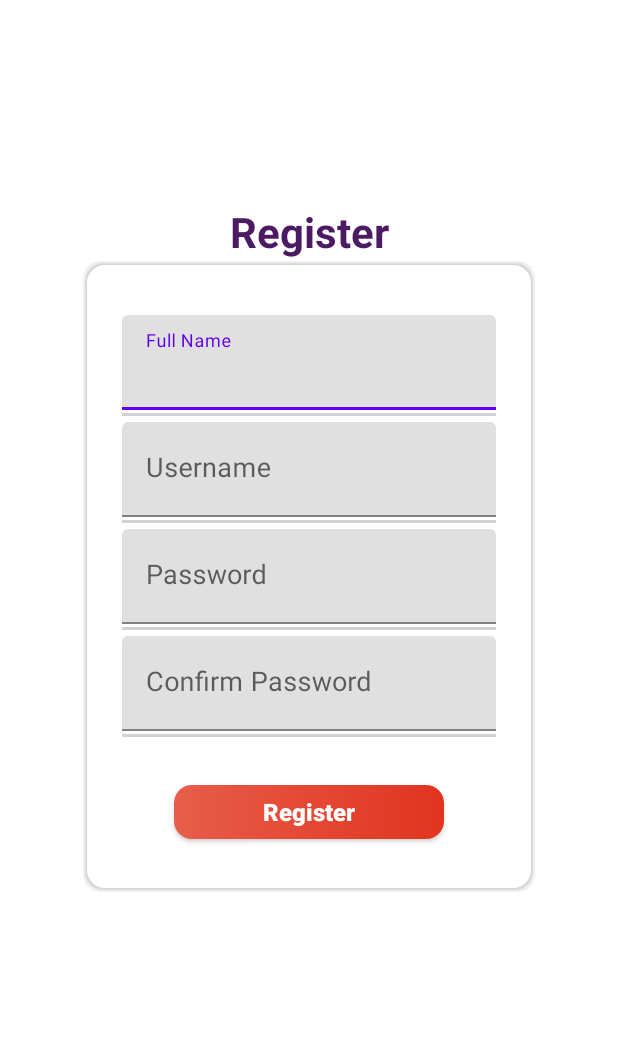
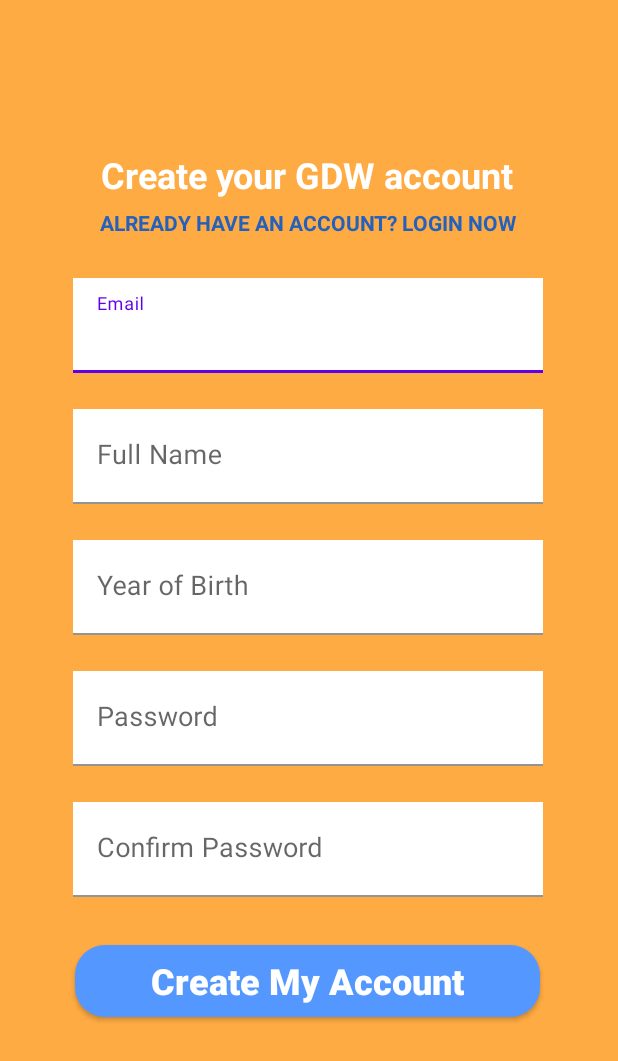
Before and after one commit to nghiaplt1611/PRM391_assignment, an Android app: the RegisterActivity screen opened directly, with no data from a screen before it, on a phone screen of 412 x 824 dp. Shown: the top 1061 px of the screen. Run offline under Robolectric (Android 15) with nearby library versions, the phone set to English and light mode, and no system bars; Roboto replaces fonts that are not available here.

Commit message:
Revert "Revert "Merge branch 'master' into Toai""
This reverts commit e6436df3f700aa90eba35ae1be6abbcb21d6c009.

```diff
--- a/app/src/main/AndroidManifest.xml
+++ b/app/src/main/AndroidManifest.xml
@@ -29,11 +29,11 @@
 
                 <category android:name="android.intent.category.LAUNCHER" />
             </intent-filter>
+
         </activity>
         <activity
             android:name=".controller.LoginActivity"
             android:screenOrientation="portrait" />
-
         <meta-data
             android:name="preloaded_fonts"
             android:resource="@array/preloaded_fonts" />
--- a/app/src/main/java/com/example/gtw_101/controller/LoginActivity.java
+++ b/app/src/main/java/com/example/gtw_101/controller/LoginActivity.java
@@ -30,7 +30,7 @@ public class LoginActivity extends AppCompatActivity {
     }
 
     public void onButtonLoginClick(View view) {
-        EditText txtUsername = (EditText) findViewById(R.id.txt_username_login);
+        EditText txtUsername = (EditText) findViewById(R.id.txt_email_login);
         EditText txtPassword = (EditText) findViewById(R.id.txt_password_login);
 
         String username = txtUsername.getText().toString();
@@ -85,7 +85,7 @@ public class LoginActivity extends AppCompatActivity {
     @Override
     protected void onResume() {
         super.onResume();
-        EditText txtUsername = (EditText) findViewById(R.id.txt_username_login);
+        EditText txtUsername = (EditText) findViewById(R.id.txt_email_login);
         EditText txtPassword = (EditText) findViewById(R.id.txt_password_login);
         txtPassword.setText("");
         txtUsername.setText("");
--- a/app/src/main/res/drawable-v24/rectloginlogup.xml
+++ b/app/src/main/res/drawable-v24/rectloginlogup.xml
@@ -3,10 +3,9 @@
     <!-- Background -->
     <item>
         <shape android:shape="rectangle">
-            <corners android:radius="12dp" />
-            <gradient android:angle="0"
-                android:endColor="#E1341E" android:startColor="#E75D4B" />
-            <size android:width="180dp" android:height="24dp" />
+            <corners android:radius="@dimen/textsize_20" />
+            <solid android:color="@color/first_button_color"/>
+            <size android:width="180dp" android:height="30dp" />
         </shape>
     </item>
 </selector>
--- a/app/src/main/res/layout/activity_register.xml
+++ b/app/src/main/res/layout/activity_register.xml
@@ -6,6 +6,7 @@
     android:layout_height="match_parent"
     android:clipToPadding="false"
     tools:context=".controller.RegisterActivity"
+    android:background="@color/ingame_background_color"
     tools:ignore="HardcodedText">
 
 
@@ -13,175 +14,162 @@
 
     <!-- Layout to wrap all the fill -->
 
-    <!-- Back button is used to back to the log in screen -->
-
-    <androidx.appcompat.widget.AppCompatTextView
-        android:id="@+id/id_SignIn_TextView"
-        android:layout_width="189dp"
-        android:layout_height="wrap_content"
-        android:layout_alignParentStart="true"
-        android:layout_alignParentLeft="true"
-        android:layout_alignParentTop="true"
-        android:layout_alignParentEnd="true"
-        android:layout_alignParentRight="true"
-        android:gravity="center"
-        android:text="@string/log_up"
-        android:textColor="@color/loguptextcolor"
-        android:textSize="@dimen/textsize_28"
-        android:textStyle="bold"
-        app:layout_constraintEnd_toStartOf="@+id/id_Register_Guideline_2"
-        app:layout_constraintStart_toStartOf="@+id/id_Register_Guideline_1"
-        app:layout_constraintTop_toTopOf="@+id/id_Register_Guideline_3"
-        app:layout_constraintVertical_bias="0.0"/>
 
     <LinearLayout
-        android:layout_width="wrap_content"
-        android:layout_height="422dp"
+        android:layout_width="@dimen/dimen_360"
+        android:layout_height="@dimen/dimen_650"
         android:layout_alignParentBottom="true"
         android:layout_gravity="center"
-        android:background="@drawable/rect"
         android:orientation="vertical"
         app:layout_constraintBottom_toTopOf="@+id/id_Register_Guideline_4"
         app:layout_constraintEnd_toStartOf="@+id/id_Register_Guideline_2"
+        app:layout_constraintHorizontal_bias="0.481"
         app:layout_constraintStart_toStartOf="@+id/id_Register_Guideline_1"
-        app:layout_constraintTop_toBottomOf="@+id/id_SignIn_TextView"
-        app:layout_constraintVertical_bias="0.0">
+        app:layout_constraintTop_toBottomOf="@+id/id_Register_Guideline_3"
+        app:layout_constraintVertical_bias="0.391">
+
+        <androidx.appcompat.widget.AppCompatTextView
+            android:id="@+id/id_SignIn_TextView"
+            android:layout_width="wrap_content"
+            android:layout_height="wrap_content"
+            android:layout_gravity="center"
+            android:layout_marginTop="@dimen/marign_33"
+            android:gravity="center"
+            android:text="@string/register_register"
+            android:textColor="@color/white"
+            android:textSize="@dimen/textsize_24"
+            android:textStyle="bold" />
+
+        <!-- Field is used to direct to activity_log_in layout when click on it -->
+        <androidx.appcompat.widget.AppCompatTextView
+            android:id="@+id/lbl_login_now"
+            android:layout_width="wrap_content"
+            android:layout_height="wrap_content"
+            android:layout_gravity="center"
+            android:layout_marginTop="@dimen/marign_6"
+            android:text="@string/login_register"
+            android:textColor="@color/clickable_text"
+            android:textSize="@dimen/textsize_14"
+            android:textStyle="bold" />
+
+        <!-- Field to fill in user's email -->
+        <com.google.android.material.textfield.TextInputLayout
+            android:layout_width="match_parent"
+            android:layout_height="63dp"
+            android:layout_marginLeft="@dimen/marign_23"
+            android:layout_marginTop="@dimen/marign_27"
+            android:layout_marginRight="@dimen/marign_23">
+            <!-- Fill in here -->
+            <androidx.appcompat.widget.AppCompatEditText
+                android:id="@+id/txt_email_register"
+                android:layout_width="match_parent"
+                android:layout_height="match_parent"
+                android:background="@color/white"
+                android:hint="@string/email"
+                android:inputType="text"
+                android:maxLength="8"
+                android:maxLines="1"
+                android:textColor="@color/black"
+                android:textSize="@dimen/textsize_18" />
+
+        </com.google.android.material.textfield.TextInputLayout>
 
         <!-- Field to fill in user's fullname -->
         <com.google.android.material.textfield.TextInputLayout
             android:layout_width="match_parent"
             android:layout_height="63dp"
             android:layout_marginLeft="@dimen/marign_23"
-            android:layout_marginTop="@dimen/marign_33"
-            android:layout_marginRight="@dimen/marign_23"
-            android:background="@null">
+            android:layout_marginTop="@dimen/marign_24"
+            android:layout_marginRight="@dimen/marign_23">
             <!-- Fill in here -->
             <androidx.appcompat.widget.AppCompatEditText
-                android:id="@+id/txt_full_name"
+                android:id="@+id/txt_fullname_register"
                 android:layout_width="match_parent"
                 android:layout_height="match_parent"
-                android:background="@null"
+                android:background="@color/white"
+                android:hint="@string/full_name"
+                android:inputType="text"
                 android:maxLines="1"
-                android:inputType="text"
-                android:hint="@string/full_name"
-                android:textColor="@color/primarytext"
-                android:textSize="@dimen/textsize_18"
-                android:maxLength="8"
-                />
+                android:textColor="@color/black"
+                android:textSize="@dimen/textsize_18" />
 
         </com.google.android.material.textfield.TextInputLayout>
 
-        <View
-            android:id="@+id/id_view_1"
-            android:layout_width="match_parent"
-            android:layout_height="2dp"
-            android:layout_marginLeft="@dimen/marign_23"
-            android:layout_marginTop="@dimen/marign_2"
-            android:layout_marginRight="@dimen/marign_23"
-            android:background="@color/linecolor" />
-        <!-- Field to fill in user's username -->
+        <!-- Field to fill in user's year of birth -->
         <com.google.android.material.textfield.TextInputLayout
             android:layout_width="match_parent"
             android:layout_height="63dp"
             android:layout_marginLeft="@dimen/marign_23"
-            android:layout_marginTop="@dimen/marign_4"
-            android:layout_marginRight="@dimen/marign_23"
-            android:background="@null">
+            android:layout_marginTop="@dimen/marign_24"
+            android:layout_marginRight="@dimen/marign_23">
             <!-- Fill in here -->
             <androidx.appcompat.widget.AppCompatEditText
-                android:id="@+id/txt_username"
+                android:id="@+id/txt_yearofbirth_register"
                 android:layout_width="match_parent"
                 android:layout_height="match_parent"
-                android:background="@null"
+                android:background="@color/white"
+                android:hint="@string/yob"
+                android:inputType="text"
                 android:maxLines="1"
-                android:inputType="text"
-                android:hint="@string/username"
-                android:textColor="@color/primarytext"
+                android:textColor="@color/black"
                 android:textSize="@dimen/textsize_18" />
 
         </com.google.android.material.textfield.TextInputLayout>
-
-        <View
-            android:id="@+id/id_view_2"
-            android:layout_width="match_parent"
-            android:layout_height="2dp"
-            android:layout_marginLeft="@dimen/marign_23"
-            android:layout_marginTop="@dimen/marign_2"
-            android:layout_marginRight="@dimen/marign_23"
-            android:background="@color/linecolor" />
 
         <!-- Field to fill in user's password -->
         <com.google.android.material.textfield.TextInputLayout
             android:layout_width="match_parent"
             android:layout_height="63dp"
             android:layout_marginLeft="@dimen/marign_23"
-            android:layout_marginTop="@dimen/marign_4"
-            android:layout_marginRight="@dimen/marign_23"
-            android:background="@null">
+            android:layout_marginTop="@dimen/marign_24"
+            android:layout_marginRight="@dimen/marign_23">
             <!-- Fill in here -->
             <androidx.appcompat.widget.AppCompatEditText
-                android:id="@+id/txt_password"
+                android:id="@+id/txt_password_register"
                 android:layout_width="match_parent"
                 android:layout_height="match_parent"
-                android:background="@null"
+                android:background="@color/white"
                 android:hint="@string/password"
                 android:inputType="textPassword"
-                android:textColor="@color/primarytext"
+                android:textColor="@color/black"
                 android:textSize="@dimen/textsize_18" />
 
         </com.google.android.material.textfield.TextInputLayout>
 
-        <View
-            android:id="@+id/id_view_3"
-            android:layout_width="match_parent"
-            android:layout_height="2dp"
-            android:layout_marginLeft="@dimen/marign_23"
-            android:layout_marginTop="@dimen/marign_2"
-            android:layout_marginRight="@dimen/marign_23"
-            android:background="@color/linecolor" />
         <!-- Field to fill in confirmed password -->
         <com.google.android.material.textfield.TextInputLayout
             android:layout_width="match_parent"
             android:layout_height="63dp"
             android:layout_marginLeft="@dimen/marign_23"
-            android:layout_marginTop="@dimen/marign_4"
-            android:layout_marginRight="@dimen/marign_23"
-            android:background="@null">
+            android:layout_marginTop="@dimen/marign_24"
+            android:layout_marginRight="@dimen/marign_23">
             <!-- Fill in here -->
             <androidx.appcompat.widget.AppCompatEditText
-                android:id="@+id/txt_confirm_password"
+                android:id="@+id/txt_confirm_password_register"
                 android:layout_width="match_parent"
                 android:layout_height="match_parent"
-                android:background="@null"
+                android:background="@color/white"
                 android:hint="@string/confirmedpassword"
                 android:inputType="textPassword"
-                android:textColor="@color/primarytext"
+                android:textColor="@color/black"
                 android:textSize="@dimen/textsize_18" />
 
         </com.google.android.material.textfield.TextInputLayout>
 
-        <View
-            android:id="@+id/view3"
-            android:layout_width="match_parent"
-            android:layout_height="2dp"
-            android:layout_marginLeft="@dimen/marign_23"
-            android:layout_marginTop="@dimen/marign_2"
-            android:layout_marginRight="@dimen/marign_23"
-            android:background="@color/linecolor" />
-        <!-- Button is used to add new accountTest -->
+        <!-- Button is used to add new account -->
         <androidx.appcompat.widget.AppCompatButton
-            android:id="@+id/btnLogup"
-            android:layout_width="@dimen/width_180"
-            android:layout_height="@dimen/height_36"
+            android:id="@+id/btn_create_account"
+            android:layout_width="310dp"
+            android:layout_height="wrap_content"
+            android:layout_gravity="center"
             android:layout_marginHorizontal="@dimen/marign_58"
             android:layout_marginTop="@dimen/marign_32"
             android:background="@drawable/rectloginlogup"
-            android:layout_gravity="center"
             android:onClick="onButtonRegisterClick"
-            android:text="@string/log_up"
+            android:text="@string/register_button"
             android:textAllCaps="false"
             android:textColor="@color/thirdtext"
-            android:textSize="@dimen/textsize_16"
+            android:textSize="@dimen/textsize_24"
             android:textStyle="bold" />
     </LinearLayout>
 
@@ -191,7 +179,7 @@
         android:layout_width="wrap_content"
         android:layout_height="wrap_content"
         android:orientation="vertical"
-        app:layout_constraintGuide_percent="0.1" />
+        app:layout_constraintGuide_percent="0.03" />
 
     <!-- The id_Register_Guideline_2 is used to limit the right space where items are being place inside -->
     <androidx.constraintlayout.widget.Guideline
@@ -199,7 +187,7 @@
         android:layout_width="wrap_content"
         android:layout_height="wrap_content"
         android:orientation="vertical"
-        app:layout_constraintGuide_percent="0.9"/>
+        app:layout_constraintGuide_percent="0.97"/>
 
     <!-- The id_Register_Guideline_3 is used to limit the top space where items are being place inside -->
     <androidx.constraintlayout.widget.Guideline
@@ -207,7 +195,7 @@
         android:layout_width="wrap_content"
         android:layout_height="wrap_content"
         android:orientation="horizontal"
-        app:layout_constraintGuide_percent="0.164" />
+        app:layout_constraintGuide_percent="0.03" />
 
     <!-- The id_Register_Guideline_4 is used to limit the bottom space where items are being place inside -->
     <androidx.constraintlayout.widget.Guideline
@@ -215,7 +203,7 @@
         android:layout_width="wrap_content"
         android:layout_height="wrap_content"
         android:orientation="horizontal"
-        app:layout_constraintGuide_percent="0.8" />
+        app:layout_constraintGuide_percent="0.95" />
 
 
 </androidx.constraintlayout.widget.ConstraintLayout>
--- a/app/src/main/res/values/colors.xml
+++ b/app/src/main/res/values/colors.xml
@@ -10,6 +10,7 @@
     <color name="primarytext">#6f6f6f</color>
     <color name="secondarytext">#a6a6a6</color>
     <color name="loguptextcolor">#4c1a63</color>
+    <color name="first_button_color">#5498FF</color>
 
     <color name="teal_200">#FF03DAC5</color>
     <color name="teal_700">#FF018786</color>
@@ -33,7 +34,9 @@
 
     <color name="linecolor">#d2d2d2</color>
     <color name="black">#000</color>
+
     <color name="blue">#ff0000ff</color>
+    <color name="clickable_text">#2461BC</color>
     <color name="ingame_top_background_color">#5277FF</color>
     <color name="ingame_background_color">#FFAB43</color>
     <color name="ingame_img_background_color">#5CB0FF</color>
--- a/app/src/main/res/values/strings.xml
+++ b/app/src/main/res/values/strings.xml
@@ -1,24 +1,28 @@
 <resources xmlns:tools="http://schemas.android.com/tools">
     <string name="app_name" translatable="false">Guess The Word</string>
     <string name="play_now" translatable="false">Play Now</string>
-    <string name="log_in" translatable="false">Login</string>
+    <string name="log_in" translatable="false">Log in to your GDW account</string>
+    <string name="log_in_button" translatable="false">Login</string>
     <string name="set_password" translatable="false">Set Password</string>
     <string name="full_name" translatable="false">Full Name</string>
+    <string name="yob" translatable="false">Year of Birth</string>
     <string name="password" translatable="false">Password</string>
     <string name="confirmedpassword" translatable="false">Confirm Password</string>
     <string name="don_t_have_an_account" translatable="false">Don\'t have an account?</string>
-    <string name="log_up" translatable="false">Register</string>
+    <string name="register_button" translatable="false">Create My Account</string>
+    <string name="register_register" translatable="false">Create your GDW account</string>
     <string name="enteryourname" translatable="false">Enter your Name</string>
     <string name="validemail" translatable="false">Enter a valid email address</string>
     <string name="validpassword" translatable="false">Between 6 and 12 alphanumeric characters</string>
     <string name="privacypolicy" translatable="false">Privacy policy</string>
-    <string name="forgot_password" translatable="false">Forgot password?</string>
+    <string name="forgot_password" translatable="false">FORGOT PASSWORD, HUH?</string>
+    <string name="back_to_menu" translatable="false">BACK TO THE MENU</string>
     <string name="title_activity_sign_up" translatable="false">SignUp</string>
     <string name="OK" translatable="false">OK</string>
     <string name="orloginusing" translatable="false">Or login using</string>
     <string name="orlogupusing" translatable="false">Or log up using</string>
     <string name="aboutyou" translatable="false">About You</string>
-    <string name="username" translatable="false">Username</string>
+    <string name="email" translatable="false">Email</string>
     <string name="gtw" translatable="false">Guest The Word</string>
     <string name="or" translatable="false">Or</string>
     <string name="level_13" translatable="false">Level 13</string>
@@ -37,7 +41,8 @@
     <string name="v" translatable="false">V</string>
     <string name="m" translatable="false">M</string>
     <string name="d" translatable="false">D</string>
-    <string name="register" translatable="false">Click here to register</string>
+    <string name="register_login" translatable="false">NOT HAVE A GDW ACCOUNT? REGISTER NOW</string>
+    <string name="login_register" translatable="false">ALREADY HAVE AN ACCOUNT? LOGIN NOW</string>
     <string name="highestScore" translatable="false">Highest Score\n16516</string>
     <string name="achievement" translatable="false">ACHIEVEMENT</string>
     <string name="achi_title" translatable="false">Achievement Title</string>
```
Also changed, not shown: app/src/main/res/layout/activity_log_in.xml (+81 -89 lines), app/src/main/res/values/dimens.xml (+13 -0 lines), app/src/main/res/drawable/logo.png (deleted), app/src/main/res/drawable/logowithbackground.png (added).
